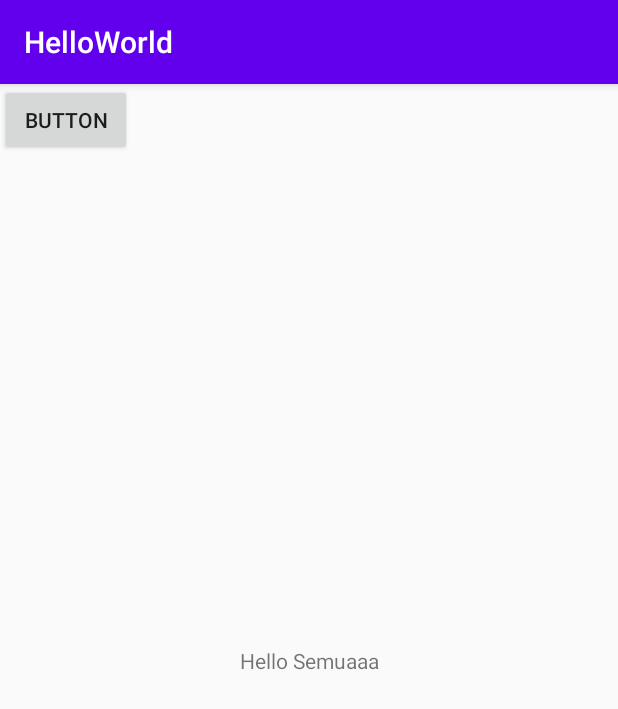
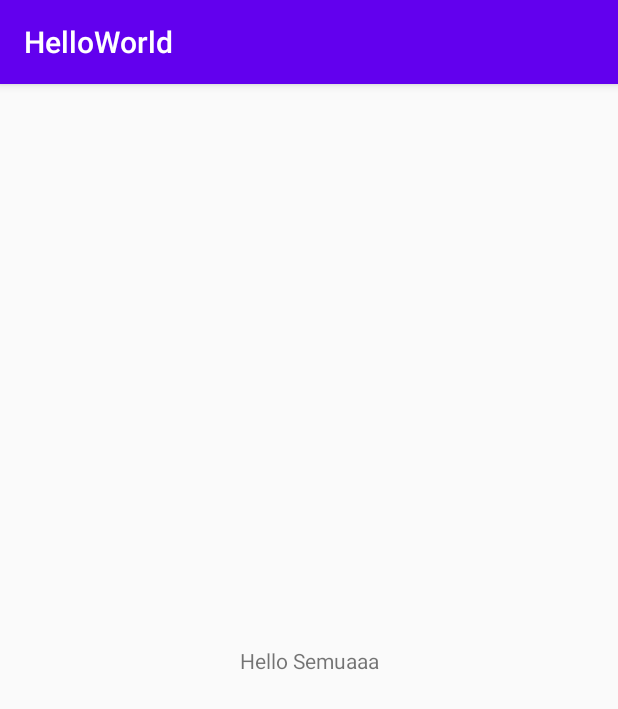
Before and after one commit to annsbilaa/HelloWorld-, an Android app: the screen it shows after launch (MainActivity), on a phone screen of 412 x 824 dp. Shown: the top 709 px of the screen. Run offline under Robolectric (Android 15) with nearby library versions, the phone set to English and light mode, and no system bars.

Commit message:
edit text hello world

```diff
--- a/app/src/main/res/layout/activity_main.xml
+++ b/app/src/main/res/layout/activity_main.xml
@@ -15,12 +15,6 @@
         app:layout_constraintRight_toRightOf="parent"
         app:layout_constraintTop_toTopOf="parent" />
 
-    <Button
-        android:id="@+id/button"
-        android:layout_width="wrap_content"
-        android:layout_height="wrap_content"
-        android:text="Button"
-        tools:layout_editor_absoluteX="103dp"
-        tools:layout_editor_absoluteY="433dp" />
+
 
 </android.support.constraint.ConstraintLayout>
```
